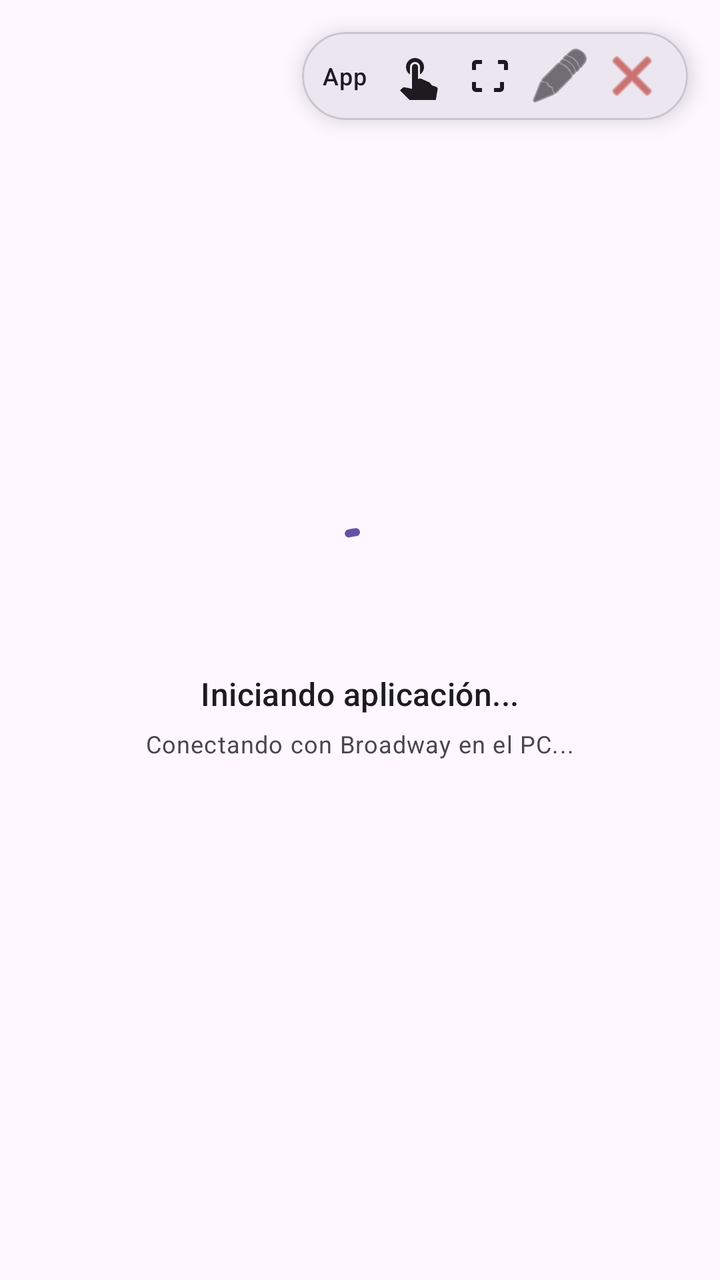
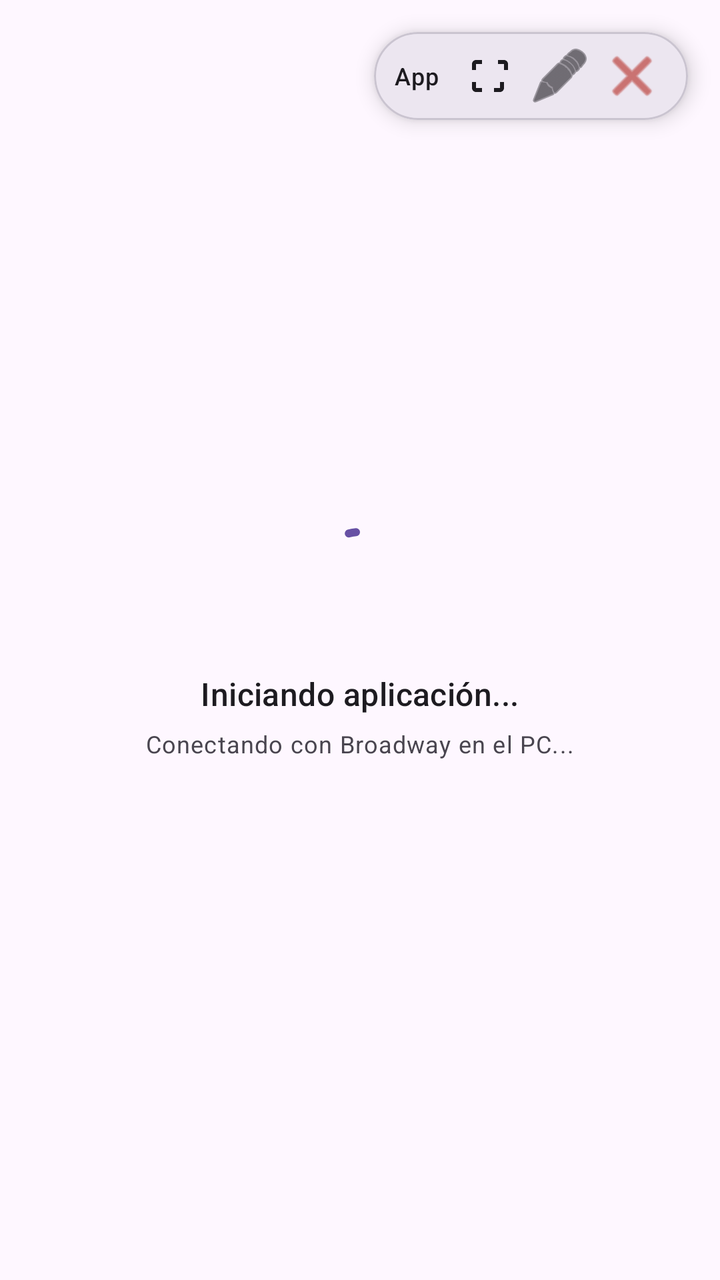

Screens rendered from an Android XML layout before and after an edit, with the pre-edit source and the edit as a unified diff.
<!-- AndroidManifest.xml: activity theme Theme.PulsarPhone.Fullscreen -->
<!-- res/layout/activity_broadway.xml -->
<?xml version="1.0" encoding="utf-8"?>
<FrameLayout xmlns:android="http://schemas.android.com/apk/res/android"
    xmlns:app="http://schemas.android.com/apk/res-auto"
    android:layout_width="match_parent"
    android:layout_height="match_parent"
    android:background="?attr/colorSurface">

    <WebView
        android:id="@+id/broadwayWebView"
        android:layout_width="match_parent"
        android:layout_height="match_parent"
        android:visibility="invisible" />

    
    <LinearLayout
        android:id="@+id/loadingLayout"
        android:layout_width="match_parent"
        android:layout_height="match_parent"
        android:background="?attr/colorSurface"
        android:gravity="center"
        android:orientation="vertical"
        android:padding="24dp">

        <com.google.android.material.progressindicator.CircularProgressIndicator
            android:layout_width="wrap_content"
            android:layout_height="wrap_content"
            android:indeterminate="true"
            app:indicatorSize="48dp"
            app:trackThickness="4dp" />

        <TextView
            android:id="@+id/loadingAppTitle"
            android:layout_width="wrap_content"
            android:layout_height="wrap_content"
            android:layout_marginTop="20dp"
            android:text="Iniciando aplicación..."
            android:textAppearance="?attr/textAppearanceTitleMedium"
            android:textColor="?attr/colorOnSurface" />

        <TextView
            android:layout_width="wrap_content"
            android:layout_height="wrap_content"
            android:layout_marginTop="6dp"
            android:text="Conectando con Broadway en el PC..."
            android:textAppearance="?attr/textAppearanceBodySmall"
            android:textColor="?attr/colorOnSurfaceVariant" />

    </LinearLayout>

    
    <com.google.android.material.card.MaterialCardView
        android:id="@+id/floatingBar"
        android:layout_width="wrap_content"
        android:layout_height="wrap_content"
        android:layout_gravity="top|end"
        android:layout_margin="16dp"
        app:cardBackgroundColor="?attr/colorSurfaceContainerHigh"
        app:cardCornerRadius="24dp"
        app:cardElevation="6dp"
        app:strokeColor="?attr/colorOutlineVariant"
        app:strokeWidth="1dp">

        <LinearLayout
            android:layout_width="wrap_content"
            android:layout_height="wrap_content"
            android:gravity="center_vertical"
            android:orientation="horizontal"
            android:paddingHorizontal="10dp"
            android:paddingVertical="4dp">

            <TextView
                android:id="@+id/broadwayAppTitle"
                android:layout_width="wrap_content"
                android:layout_height="wrap_content"
                android:layout_marginEnd="6dp"
                android:ellipsize="end"
                android:maxLines="1"
                android:maxWidth="130dp"
                android:text="App"
                android:textAppearance="?attr/textAppearanceLabelMedium"
                android:textColor="?attr/colorOnSurface" />

            
            <ImageButton
                android:id="@+id/btnToggleMode"
                android:layout_width="36dp"
                android:layout_height="36dp"
                android:background="?attr/selectableItemBackgroundBorderless"
                android:contentDescription="Modo de interacción"
                android:src="@drawable/ic_touch_pointer"
                app:tint="?attr/colorOnSurface" />

            
            <ImageButton
                android:id="@+id/btnToggleZoom"
                android:layout_width="36dp"
                android:layout_height="36dp"
                android:background="?attr/selectableItemBackgroundBorderless"
                android:contentDescription="Zoom"
                android:src="@drawable/ic_zoom_fit"
                app:tint="?attr/colorOnSurface" />

            
            <ImageButton
                android:id="@+id/btnToggleKeyboard"
                android:layout_width="36dp"
                android:layout_height="36dp"
                android:background="?attr/selectableItemBackgroundBorderless"
                android:contentDescription="@string/keyboard_toggle"
                android:src="@android:drawable/ic_menu_edit"
                app:tint="?attr/colorOnSurface" />

            
            <ImageButton
                android:id="@+id/btnCloseBroadway"
                android:layout_width="36dp"
                android:layout_height="36dp"
                android:background="?attr/selectableItemBackgroundBorderless"
                android:contentDescription="@string/close_app"
                android:src="@android:drawable/ic_menu_close_clear_cancel"
                app:tint="?attr/colorError" />

        </LinearLayout>

    </com.google.android.material.card.MaterialCardView>

</FrameLayout>
<!-- resources referenced by this layout -->
<resources>
  <!-- drawable ic_touch_pointer (drawable) -->
  <vector xmlns:android="http://schemas.android.com/apk/res/android"
      android:width="24dp"
      android:height="24dp"
      android:viewportWidth="24"
      android:viewportHeight="24">
    <path
        android:fillColor="#FFFFFFFF"
        android:pathData="M9,11.24V7.5C9,6.12 10.12,5 11.5,5S14,6.12 14,7.5v3.74c1.21,-0.81 2,-2.18 2,-3.74C16,5.01 13.99,3 11.5,3S7,5.01 7,7.5c0,1.56 0.79,2.93 2,3.74zM18.84,15.25l-4.22,-1.89c-0.26,-0.12 -0.56,-0.14 -0.83,-0.06L13,13.54V7.5C13,6.67 12.33,6 11.5,6S10,6.67 10,7.5v10.91l-3.54,-0.74c-0.1,-0.02 -0.2,-0.03 -0.31,-0.03 -0.41,0 -0.79,0.17 -1.06,0.44l-1.09,1.1 5.99,5.99c0.53,0.53 1.25,0.83 2.01,0.83h7.2c1.37,0 2.53,-0.97 2.76,-2.32l0.87,-5.06c0.04,-0.2 0.01,-0.41 -0.09,-0.59 -0.19,-0.38 -0.57,-0.62 -1.02,-0.75 -0.66,-0.2 -1.26,-0.44 -1.82,-0.63z"/>
  </vector>
  <!-- drawable ic_zoom_fit (drawable) -->
  <vector xmlns:android="http://schemas.android.com/apk/res/android"
      android:width="24dp"
      android:height="24dp"
      android:viewportWidth="24"
      android:viewportHeight="24">
    <path
        android:fillColor="#FFFFFFFF"
        android:pathData="M17,4h3c1.1,0 2,0.9 2,2v3h-2V6h-3V4zM4,9V6c0,-1.1 0.9,-2 2,-2h3v2H6v3H4zM20,15v3c0,1.1 -0.9,2 -2,2h-3v-2h3v-3h2zM6,18v-3H4v3c0,1.1 0.9,2 2,2h3v-2H6z"/>
  </vector>
  <string name="close_app">Cerrar Aplicación</string>
  <string name="keyboard_toggle">Teclado</string>
  <style name="Theme.PulsarPhone.Fullscreen" parent="Theme.Material3.DayNight.NoActionBar">
          <item name="android:windowFullscreen">true</item>
          <item name="android:windowBackground">?attr/colorSurface</item>
          <item name="android:statusBarColor">#000000</item>
      </style>
</resources>

<!-- the commit's change to res/layout/activity_broadway.xml (unified diff, before → after) -->
@@ -75,20 +75,10 @@
                 android:layout_marginEnd="6dp"
                 android:ellipsize="end"
                 android:maxLines="1"
-                android:maxWidth="130dp"
+                android:maxWidth="140dp"
                 android:text="App"
                 android:textAppearance="?attr/textAppearanceLabelMedium"
                 android:textColor="?attr/colorOnSurface" />
-
-            
-            <ImageButton
-                android:id="@+id/btnToggleMode"
-                android:layout_width="36dp"
-                android:layout_height="36dp"
-                android:background="?attr/selectableItemBackgroundBorderless"
-                android:contentDescription="Modo de interacción"
-                android:src="@drawable/ic_touch_pointer"
-                app:tint="?attr/colorOnSurface" />
 
             
             <ImageButton
<!-- resource entries referenced after the edit -->
@@ -1,15 +1,5 @@
 <!-- resources referenced by this layout -->
 <resources>
-  <!-- drawable ic_touch_pointer (drawable) -->
-  <vector xmlns:android="http://schemas.android.com/apk/res/android"
-      android:width="24dp"
-      android:height="24dp"
-      android:viewportWidth="24"
-      android:viewportHeight="24">
-    <path
-        android:fillColor="#FFFFFFFF"
-        android:pathData="M9,11.24V7.5C9,6.12 10.12,5 11.5,5S14,6.12 14,7.5v3.74c1.21,-0.81 2,-2.18 2,-3.74C16,5.01 13.99,3 11.5,3S7,5.01 7,7.5c0,1.56 0.79,2.93 2,3.74zM18.84,15.25l-4.22,-1.89c-0.26,-0.12 -0.56,-0.14 -0.83,-0.06L13,13.54V7.5C13,6.67 12.33,6 11.5,6S10,6.67 10,7.5v10.91l-3.54,-0.74c-0.1,-0.02 -0.2,-0.03 -0.31,-0.03 -0.41,0 -0.79,0.17 -1.06,0.44l-1.09,1.1 5.99,5.99c0.53,0.53 1.25,0.83 2.01,0.83h7.2c1.37,0 2.53,-0.97 2.76,-2.32l0.87,-5.06c0.04,-0.2 0.01,-0.41 -0.09,-0.59 -0.19,-0.38 -0.57,-0.62 -1.02,-0.75 -0.66,-0.2 -1.26,-0.44 -1.82,-0.63z"/>
-  </vector>
   <!-- drawable ic_zoom_fit (drawable) -->
   <vector xmlns:android="http://schemas.android.com/apk/res/android"
       android:width="24dp"
